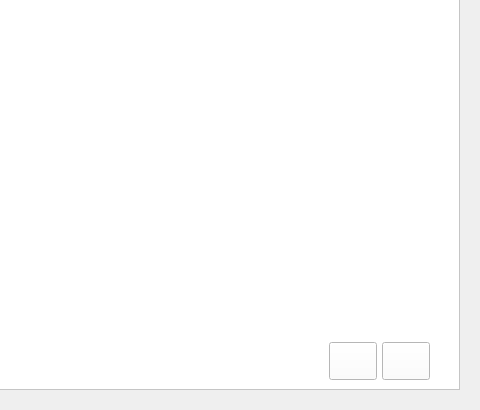
Qt form Application/task1page.ui (markus-senger/KV-diagram) before a commit; both pictures show x 394 to 874 and y 82 to 492 of the 874 by 492 pixel window.
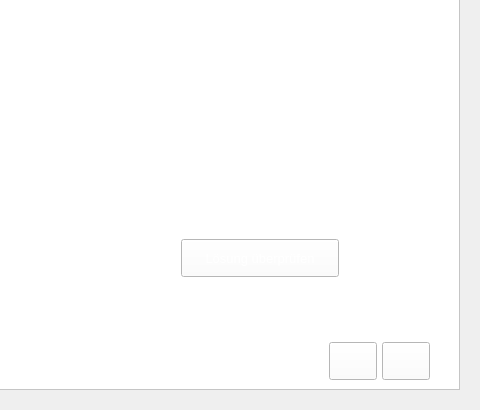
The same form after that commit. Icons and pictures are not drawn. Custom widgets are drawn as their Qt base class.

Commit message: Task 1 page 3 completed.

The edit to the form file:
```diff
--- a/Application/task1page.ui
+++ b/Application/task1page.ui
@@ -845,17 +845,30 @@
               </item>
               <item>
                <layout class="QHBoxLayout" name="horizontalLayout_4">
+                <item>
+                 <spacer name="horizontalSpacer">
+                  <property name="orientation">
+                   <enum>Qt::Horizontal</enum>
+                  </property>
+                  <property name="sizeHint" stdset="0">
+                   <size>
+                    <width>40</width>
+                    <height>20</height>
+                   </size>
+                  </property>
+                 </spacer>
+                </item>
                 <item>
                  <widget class="QLabel" name="label_8">
                   <property name="sizePolicy">
-                   <sizepolicy hsizetype="Preferred" vsizetype="Fixed">
+                   <sizepolicy hsizetype="Preferred" vsizetype="Preferred">
                     <horstretch>0</horstretch>
                     <verstretch>0</verstretch>
                    </sizepolicy>
                   </property>
                   <property name="minimumSize">
                    <size>
-                    <width>100</width>
+                    <width>340</width>
                     <height>262</height>
                    </size>
                   </property>
@@ -874,7 +887,126 @@
                  </widget>
                 </item>
                 <item>
-                 <widget class="EditableKVDiagram3Var" name="widget_2" native="true"/>
+                 <spacer name="horizontalSpacer_3">
+                  <property name="orientation">
+                   <enum>Qt::Horizontal</enum>
+                  </property>
+                  <property name="sizeHint" stdset="0">
+                   <size>
+                    <width>40</width>
+                    <height>20</height>
+                   </size>
+                  </property>
+                 </spacer>
+                </item>
+                <item>
+                 <layout class="QVBoxLayout" name="verticalLayout_3">
+                  <item>
+                   <widget class="EditableKVDiagram3Var" name="editableKVDiagram1" native="true"/>
+                  </item>
+                  <item>
+                   <layout class="QHBoxLayout" name="horizontalLayout_5">
+                    <item>
+                     <widget class="QPushButton" name="checkKVDiagram">
+                      <property name="sizePolicy">
+                       <sizepolicy hsizetype="Fixed" vsizetype="Fixed">
+                        <horstretch>0</horstretch>
+                        <verstretch>0</verstretch>
+                       </sizepolicy>
+                      </property>
+                      <property name="font">
+                       <font>
+                        <family>Arial</family>
+                        <pointsize>10</pointsize>
+                        <weight>50</weight>
+                        <bold>false</bold>
+                       </font>
+                      </property>
+                      <property name="styleSheet">
+                       <string notr="true">QPushButton
+{
+	color: white;
+	width: 150px;
+	height: 30px;
+   	border-image: url(:/images/buttons/button.png)
+}
+
+QPushButton::hover
+{
+	border-image: url(:/images/buttons/button_hover.png)
+}</string>
+                      </property>
+                      <property name="text">
+                       <string>Lösung überprüfen</string>
+                      </property>
+                     </widget>
+                    </item>
+                   </layout>
+                  </item>
+                  <item>
+                   <spacer name="verticalSpacer_3">
+                    <property name="orientation">
+                     <enum>Qt::Vertical</enum>
+                    </property>
+                    <property name="sizeType">
+                     <enum>QSizePolicy::Fixed</enum>
+                    </property>
+                    <property name="sizeHint" stdset="0">
+                     <size>
+                      <width>20</width>
+                      <height>10</height>
+                     </size>
+                    </property>
+                   </spacer>
+                  </item>
+                  <item>
+                   <layout class="QHBoxLayout" name="horizontalLayout_6">
+                    <item>
+                     <widget class="QLabel" name="resultKVDiagram1Label">
+                      <property name="sizePolicy">
+                       <sizepolicy hsizetype="Fixed" vsizetype="Fixed">
+                        <horstretch>0</horstretch>
+                        <verstretch>0</verstretch>
+                       </sizepolicy>
+                      </property>
+                      <property name="minimumSize">
+                       <size>
+                        <width>200</width>
+                        <height>30</height>
+                       </size>
+                      </property>
+                      <property name="font">
+                       <font>
+                        <family>Arial</family>
+                        <pointsize>11</pointsize>
+                        <weight>75</weight>
+                        <bold>true</bold>
+                       </font>
+                      </property>
+                      <property name="text">
+                       <string/>
+                      </property>
+                      <property name="alignment">
+                       <set>Qt::AlignCenter</set>
+                      </property>
+                     </widget>
+                    </item>
+                   </layout>
+                  </item>
+                 </layout>
+                </item>
+                <item>
+                 <spacer name="horizontalSpacer_2">
+                  <property name="orientation">
+                   <enum>Qt::Horizontal</enum>
+                  </property>
+                  <property name="sizeHint" stdset="0">
+                   <size>
+                    <width>40</width>
+                    <height>20</height>
+                   </size>
+                  </property>
+                 </spacer>
                 </item>
                </layout>
               </item>
```
Left out of the diff: 6 changed lines with no effect on the pictures. The commit also changes 12 other files.
